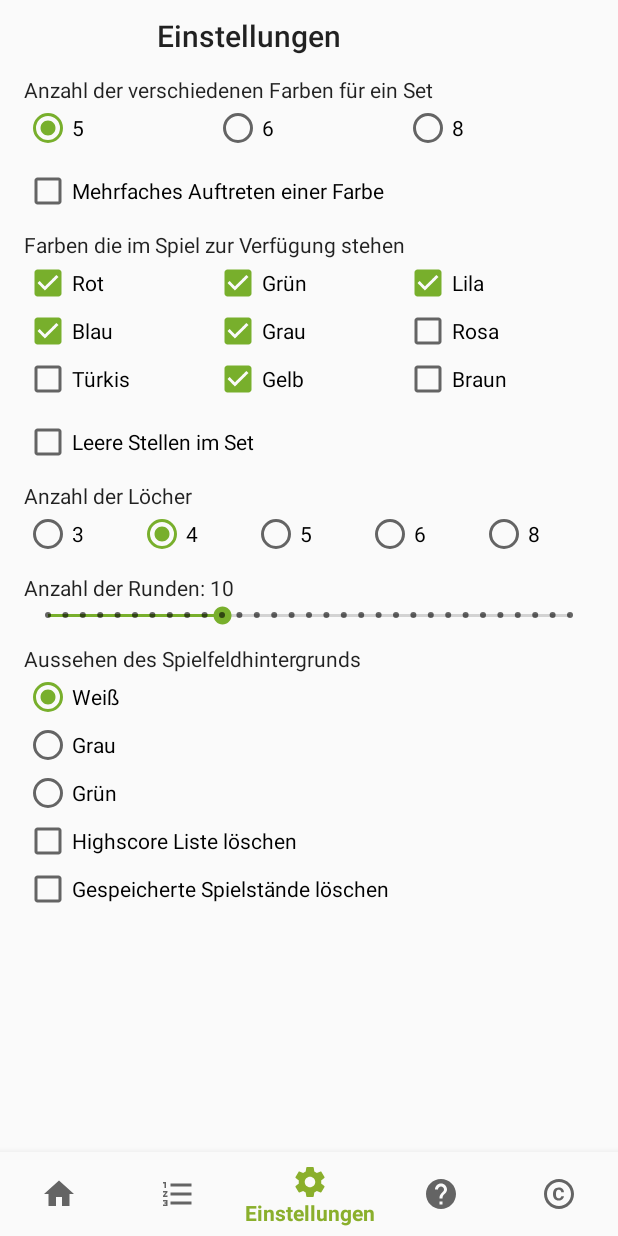
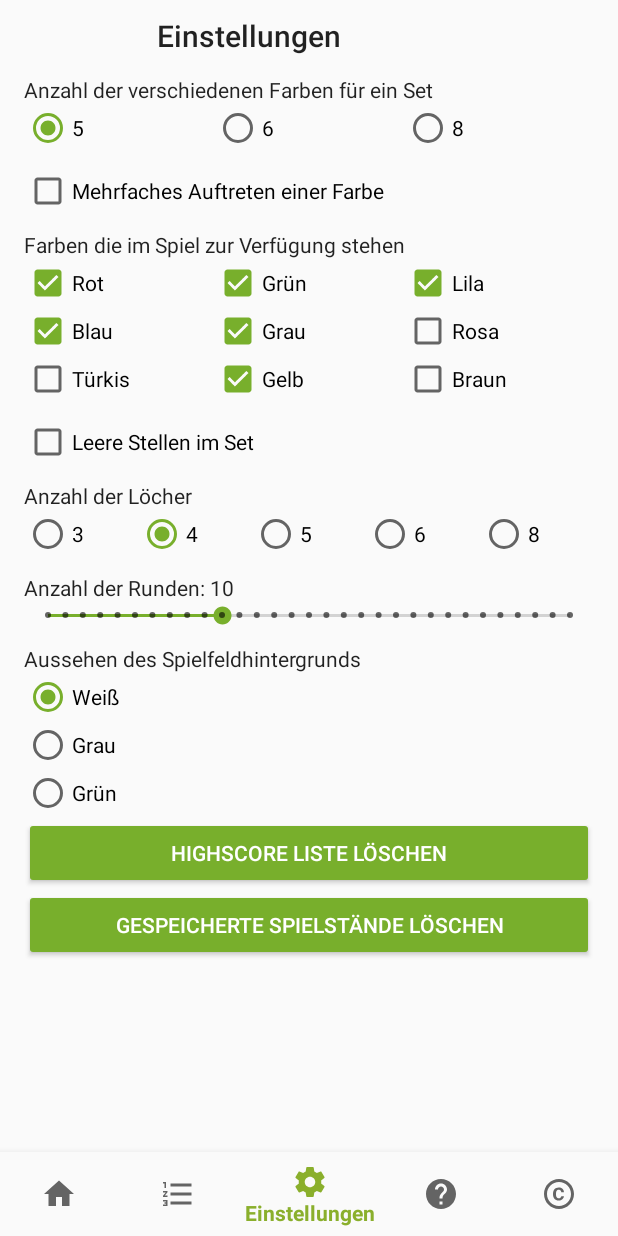
Before and after one commit to Philhil/DHBW-MasterMind, an Android app: the screen it shows after launch (StartActivity), item 3 of the bottom bar chosen, on a phone screen of 412 x 824 dp. Run offline under Robolectric (Android 15) with nearby library versions, the phone set to English and light mode, and no system bars.

Commit message:
Highscoreliste und Gespeichertespielstände löschen -> Buttons

```diff
--- a/app/src/main/res/layout/fragment_settings.xml
+++ b/app/src/main/res/layout/fragment_settings.xml
@@ -286,18 +286,20 @@
 
             </RadioGroup>
 
-            <CheckBox
+
+            <Button
                 android:id="@+id/highscore_delete"
                 android:layout_width="match_parent"
                 android:layout_height="wrap_content"
                 android:text="@string/settings_highscore_delete" />
 
-            <CheckBox
+            <Button
                 android:id="@+id/savedgames_delete"
                 android:layout_width="match_parent"
                 android:layout_height="wrap_content"
                 android:text="@string/settings_savedgames_delete" />
 
+
         </LinearLayout>
     </ScrollView>
 
```
